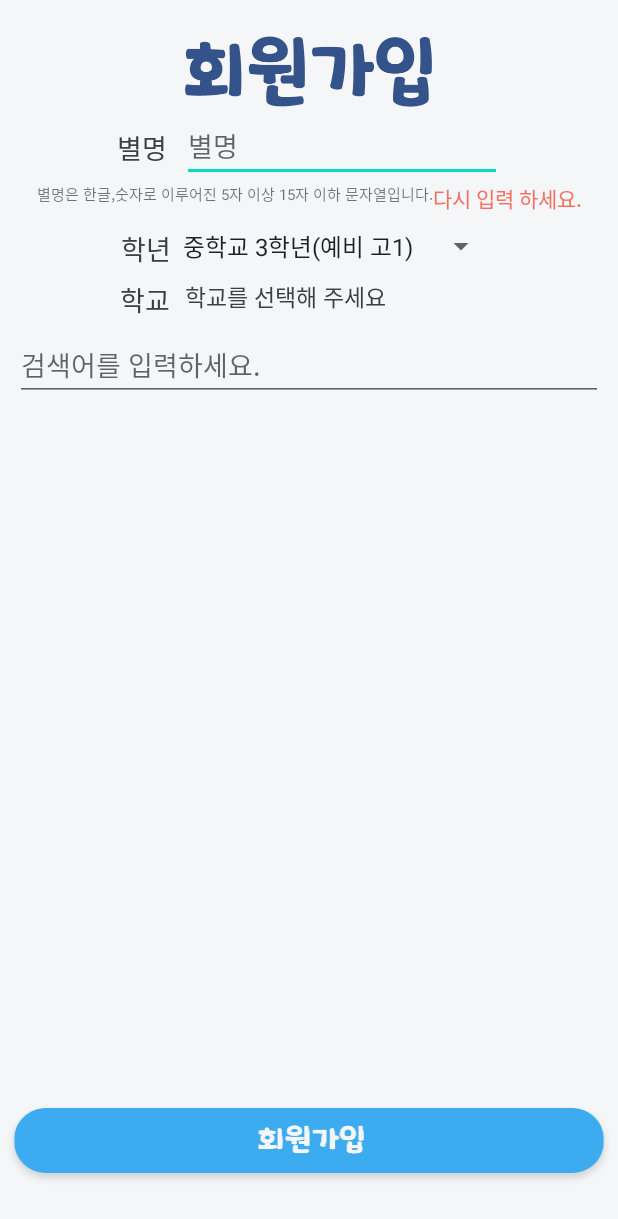
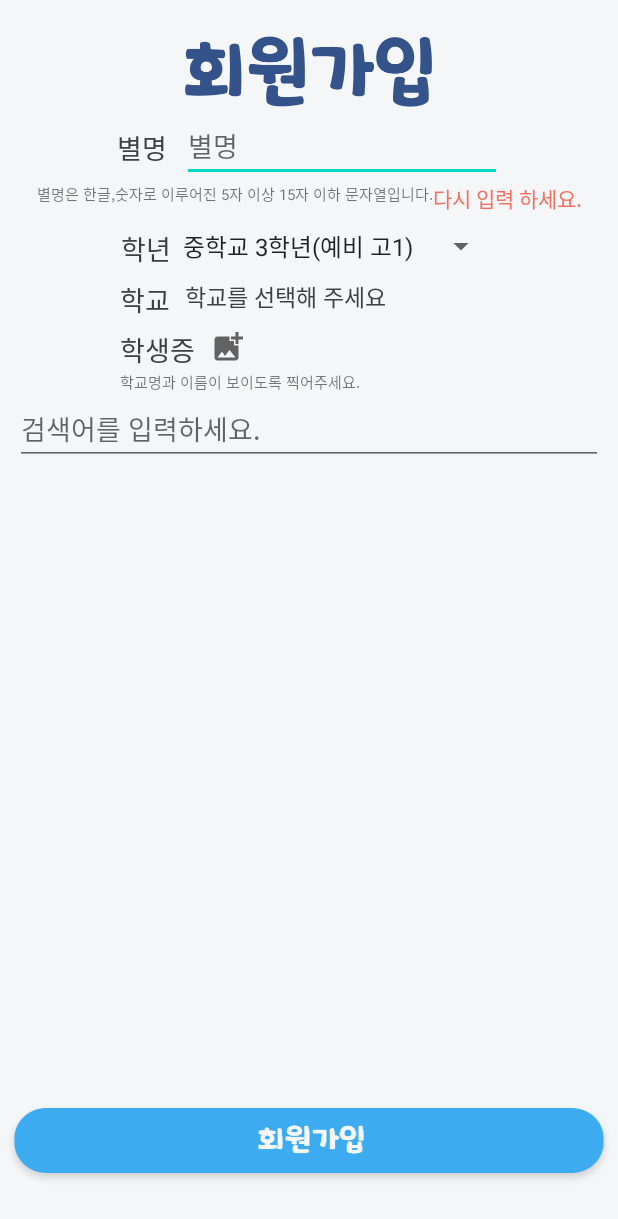
Before and after one commit to Algostu/Android, an Android app: the fragment SIgnUP2 placed in its activity, on a phone screen of 412 x 824 dp. Shown: the top 1219 px of the screen. Run offline under Robolectric (Android 15) with nearby library versions, the light colour scheme and no system bars; libraries missing offline, so code that uses them is left out: com.kakao.auth, com.kakao.network, com.kakao.usermgmt, com.kakao.util; 4 statements that could not run were skipped.

Commit message:
Modify login with upload image

```diff
--- a/app/src/main/AndroidManifest.xml
+++ b/app/src/main/AndroidManifest.xml
@@ -4,6 +4,7 @@
 
     <uses-permission android:name="android.permission.INTERNET" />
     <uses-permission android:name="android.permission.ACCESS_NETWORK_STATE" />
+    <uses-permission android:name="android.permission.READ_EXTERNAL_STORAGE" />
 
     <application
         android:name=".Login.GlobalApplication"
--- a/app/src/main/java/com/example/myapplication/Login/SIgnUP2.java
+++ b/app/src/main/java/com/example/myapplication/Login/SIgnUP2.java
@@ -1,8 +1,10 @@
 package com.example.myapplication.Login;
 
 import android.content.Context;
+import android.content.Intent;
 import android.content.SharedPreferences;
 import android.graphics.Color;
+import android.net.Uri;
 import android.os.Bundle;
 import android.text.Editable;
 import android.text.TextWatcher;
@@ -14,6 +16,7 @@ import android.widget.AdapterView;
 import android.widget.Button;
 import android.widget.CheckBox;
 import android.widget.EditText;
+import android.widget.ImageView;
 import android.widget.ListView;
 import android.widget.Spinner;
 import android.widget.TextView;
@@ -23,9 +26,6 @@ import androidx.annotation.NonNull;
 import androidx.annotation.Nullable;
 import androidx.fragment.app.Fragment;
 
-import com.example.myapplication.Community.ArticleWrite;
-import com.example.myapplication.Community.dataframe.ArticleFrame;
-import com.example.myapplication.Community.dataframe.ArticleListFrame;
 import com.example.myapplication.Login.Adapter.SearchAdapter;
 import com.example.myapplication.Login.Data.School;
 import com.example.myapplication.Login.Data.UserInfo;
@@ -33,13 +33,16 @@ import com.example.myapplication.R;
 import com.google.gson.Gson;
 import com.google.gson.GsonBuilder;
 import com.google.gson.JsonObject;
-import com.kakao.usermgmt.response.model.UserAccount;
 
+import java.io.File;
 import java.util.ArrayList;
 import java.util.Date;
 import java.util.List;
 import java.util.regex.Pattern;
 
+import okhttp3.MediaType;
+import okhttp3.MultipartBody;
+import okhttp3.RequestBody;
 import retrofit2.Call;
 import retrofit2.Callback;
 import retrofit2.Response;
@@ -48,13 +51,18 @@ import retrofit2.converter.gson.GsonConverterFactory;
 import retrofit2.converter.scalars.ScalarsConverterFactory;
 import retrofit2.http.Body;
 import retrofit2.http.GET;
+import retrofit2.http.Multipart;
 import retrofit2.http.POST;
+import retrofit2.http.Part;
 import retrofit2.http.Query;
 
-import static android.content.ContentValues.TAG;
+import static android.app.Activity.RESULT_OK;
 
 public class SIgnUP2 extends Fragment {
     private static final String TAG = "KHK";
+
+    private final int GET_GALLERY_IMAGE = 200;
+    Uri selectedImageUri;
 
     private List<School> list;          // 데이터를 넣은 리스트변수
     private ListView listView;          // 검색을 보여줄 리스트변수
@@ -68,6 +76,7 @@ public class SIgnUP2 extends Fragment {
     private Spinner gradeSpinner;
     private School school;
     private Button submit;
+    private ImageView studentCard;
     private int grade;
     private boolean nickNamePossibleNot;
 
@@ -88,7 +97,7 @@ public class SIgnUP2 extends Fragment {
 
             @Override
             public void onTextChanged(CharSequence charSequence, int i, int i1, int i2) {
-                if (Pattern.matches("^[가-힣a-zA-Z0-9]*$",charSequence.toString()) && charSequence.length() <= 15 && charSequence.length() >= 5){
+                if (Pattern.matches("^[가-힣a-zA-Z0-9]*$", charSequence.toString()) && charSequence.length() <= 15 && charSequence.length() >= 5) {
                     nickNameOkay.setText("사용 가능한 닉네임 입니다.");
                     nickNameOkay.setTextColor(Color.parseColor("#52D84D"));
                     nickNamePossibleNot = false;
@@ -155,18 +164,28 @@ public class SIgnUP2 extends Fragment {
             }
         });
 
+        studentCard = view.findViewById(R.id.im_student_card);
+        studentCard.setOnClickListener(new View.OnClickListener() {
+            @Override
+            public void onClick(View view) {
+                Intent intent = new Intent(Intent.ACTION_PICK);
+                intent.setType(android.provider.MediaStore.Images.Media.CONTENT_TYPE);
+                startActivityForResult(intent, GET_GALLERY_IMAGE);
+            }
+        });
+
         submit = view.findViewById(R.id.submit);
         submit.setOnClickListener(new View.OnClickListener() {
             @Override
             public void onClick(View view) {
-                UserInfo user = ((startUpActivity)getActivity()).user;
+                UserInfo user = ((startUpActivity) getActivity()).user;
                 Date date = new Date();
                 if (date.getTime() > user.expTime) {
                     Toast.makeText(getActivity(), "가입 시간이 만료 되었습니다. 처음부터 다시 시작해 주세요.", Toast.LENGTH_SHORT).show();
-                    ((startUpActivity)getActivity()).replaceFragment(new Login());
+                    ((startUpActivity) getActivity()).replaceFragment(new Login());
                     return;
                 }
-                if (nickNamePossibleNot){
+                if (nickNamePossibleNot) {
                     Toast.makeText(getActivity(), "닉네임을 제대로 입력해 주세요.", Toast.LENGTH_SHORT).show();
                     return;
                 }
@@ -193,6 +212,12 @@ public class SIgnUP2 extends Fragment {
                 paramObject.addProperty("gender", user.gender);
                 paramObject.addProperty("ageRange", user.ageRange);
 
+                File file = new File(String.valueOf(selectedImageUri));
+                RequestBody requestFile = RequestBody.create(MediaType.parse("multipart/form-data"), file);
+
+                MultipartBody.Part image =
+                        MultipartBody.Part.createFormData("image", file.getName(), requestFile);
+
                 Log.d(TAG, "JSON " + paramObject.toString());
 
                 Gson gson = new GsonBuilder()
@@ -206,7 +231,7 @@ public class SIgnUP2 extends Fragment {
                         .build();
 
                 RetrofitService service = retrofit.create(RetrofitService.class);
-                Call<String> call = service.registerKAKAO(paramObject);
+                Call<String> call = service.registerKAKAO(paramObject, image);
 
                 call.enqueue(new Callback<String>() {
                     @Override
@@ -215,7 +240,7 @@ public class SIgnUP2 extends Fragment {
                         Log.d(TAG, "Register Kakao response: " + response.body());
                         if (!response.isSuccessful()) return;
                         String[] res = response.body().split(":");
-                        if (res.length == 1){
+                        if (res.length == 1) {
                             getActivity().getSupportFragmentManager().popBackStack();
                             Context context = getActivity();
                             SharedPreferences sharedPref = context.getSharedPreferences(
@@ -223,7 +248,7 @@ public class SIgnUP2 extends Fragment {
                             SharedPreferences.Editor autoLogin = sharedPref.edit();
                             autoLogin.putString("autoLogin", "true");
                             autoLogin.commit();
-                            ((startUpActivity)getActivity()).replaceFragment(new Login());
+                            ((startUpActivity) getActivity()).replaceFragment(new Login());
                         }
 
 
@@ -280,10 +305,20 @@ public class SIgnUP2 extends Fragment {
     }
 
     public interface RetrofitService {
+
+        @Multipart
         @POST("kakaoSignup")
-        Call<String> registerKAKAO(@Body JsonObject body);
+        Call<String> registerKAKAO(@Body JsonObject body, @Part MultipartBody.Part image);
+
         @GET("schoolList")
         Call<ArrayList<School>> searchSchoolName(@Query("schoolName") String schoolName);
     }
 
+    @Override
+    public void onActivityResult(int requestCode, int resultCode, Intent data) {
+        if (requestCode == GET_GALLERY_IMAGE && resultCode == RESULT_OK && data != null && data.getData() != null) {
+            selectedImageUri = data.getData();
+        }
+    }
+
 }
--- /dev/null
+++ b/app/src/main/res/drawable/ic_add_photo.xml
@@ -0,0 +1,10 @@
+<vector xmlns:android="http://schemas.android.com/apk/res/android"
+    android:width="24dp"
+    android:height="24dp"
+    android:viewportWidth="24"
+    android:viewportHeight="24"
+    android:tint="?attr/colorControlNormal">
+  <path
+      android:fillColor="@android:color/white"
+      android:pathData="M19,7v2.99s-1.99,0.01 -2,0L17,7h-3s0.01,-1.99 0,-2h3L17,2h2v3h3v2h-3zM16,11L16,8h-3L13,5L5,5c-1.1,0 -2,0.9 -2,2v12c0,1.1 0.9,2 2,2h12c1.1,0 2,-0.9 2,-2v-8h-3zM5,19l3,-4 2,3 3,-4 4,5L5,19z"/>
+</vector>
--- a/app/src/main/res/layout/signup2.xml
+++ b/app/src/main/res/layout/signup2.xml
@@ -63,7 +63,6 @@
         app:layout_constraintTop_toBottomOf="@id/nickName"
         tools:ignore="MissingConstraints" />
 
-
     <TextView
         android:id="@+id/grade_text"
         android:layout_width="wrap_content"
@@ -123,15 +122,49 @@
         app:layout_constraintTop_toBottomOf="@id/grade_layout"
         tools:ignore="MissingConstraints" />
 
+    <TextView
+        android:id="@+id/student_card"
+        android:layout_width="wrap_content"
+        android:layout_height="wrap_content"
+        android:layout_marginLeft="80dp"
+        android:layout_marginTop="10dp"
+        android:text="학생증"
+        android:textColor="#3C4041"
+        android:textSize="18sp"
+        app:layout_constraintLeft_toLeftOf="parent"
+        app:layout_constraintTop_toBottomOf="@id/selected_school" />
+
+    <ImageView
+        android:id="@+id/im_student_card"
+        android:layout_width="wrap_content"
+        android:layout_height="wrap_content"
+        android:layout_marginLeft="10dp"
+        android:layout_marginTop="10dp"
+        android:src="@drawable/ic_add_photo"
+        app:layout_constraintLeft_toRightOf="@id/student_card"
+        app:layout_constraintTop_toBottomOf="@id/selected_school" />
+
+    <TextView
+        android:layout_width="wrap_content"
+        android:layout_height="wrap_content"
+        android:layout_below="@id/textView"
+        android:layout_marginLeft="80dp"
+        android:text="학교명과 이름이 보이도록 찍어주세요."
+        android:textSize="10dp"
+        app:layout_constraintLeft_toLeftOf="parent"
+        app:layout_constraintTop_toBottomOf="@id/student_card"
+        tools:ignore="MissingConstraints" />
+
+
     <EditText
         android:id="@+id/editSearch"
         android:layout_width="match_parent"
         android:layout_height="wrap_content"
         android:layout_marginLeft="10dp"
-        android:layout_marginTop="10dp"
+        android:layout_marginTop="15dp"
         android:layout_marginRight="10dp"
         android:hint="검색어를 입력하세요."
-        app:layout_constraintTop_toBottomOf="@id/selected_school"
+        app:layout_constraintTop_toBottomOf="@id/student_card"
         tools:ignore="MissingConstraints" />
 
     <RelativeLayout
```
